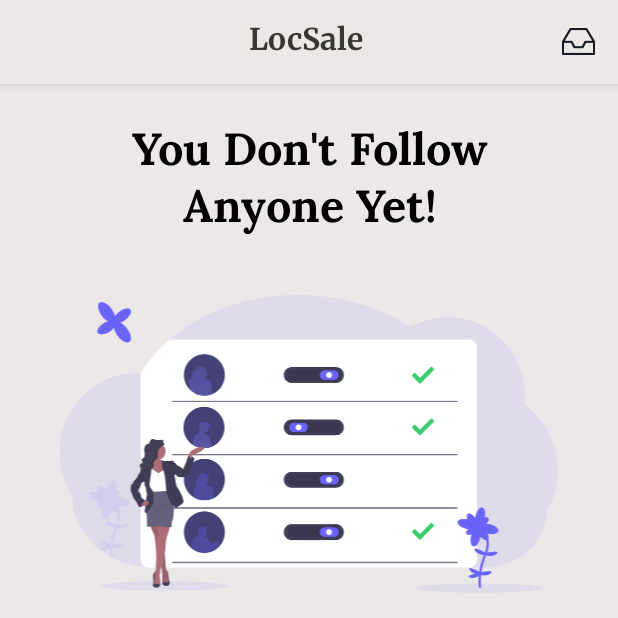
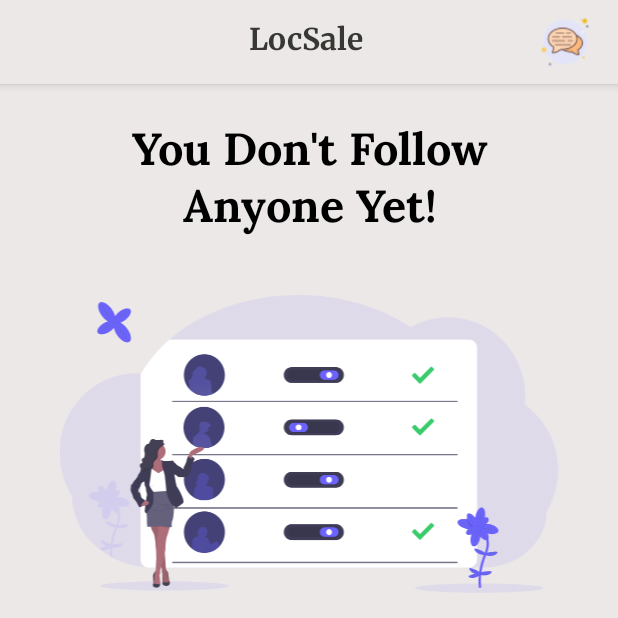
Before and after one commit to VritikaMalhotra/locsale, an Android app: the screen it shows after launch once a user with an empty profile is signed in (MainActivity), on a phone screen of 412 x 824 dp, the top half of it. Run offline under Robolectric (Android 15) with nearby library versions, the phone set to English and light mode, and no system bars; our stand-ins replace Firebase (no records; nobody signed in at launch, a user with empty details on screens opened directly); libraries missing offline, so code that uses them is left out: com.hendraanggrian.appcompat; pictures from the network do not load; 3 statements that could not run were skipped.

Commit message:
Solve Issues

```diff
--- a/app/src/main/res/layout/fragment_home.xml
+++ b/app/src/main/res/layout/fragment_home.xml
@@ -9,18 +9,18 @@
     <com.google.android.material.appbar.AppBarLayout
         android:id="@+id/bar"
         android:layout_width="match_parent"
-        android:layout_height="wrap_content"
+        android:layout_height="?actionBarSize"
         android:background="#ECE8E8">
 
         <androidx.appcompat.widget.Toolbar
             android:id="@+id/toolbar"
             android:layout_width="match_parent"
-            android:layout_height="wrap_content"
+            android:layout_height="match_parent"
             android:background="#ECE8E8">
 
             <RelativeLayout
                 android:layout_width="match_parent"
-                android:layout_height="wrap_content">
+                android:layout_height="match_parent">
 
                 <TextView
                     android:layout_width="match_parent"
@@ -28,14 +28,15 @@
                     android:layout_marginEnd="20dp"
                     android:fontFamily="@font/merriweather_bold"
                     android:text="LocSale"
+                    android:layout_centerVertical="true"
                     android:textAlignment="center"
                     android:textColor="#373833"
                     android:textSize="20sp" />
 
                 <ImageView
                     android:id="@+id/imageInbox"
-                    android:layout_width="22dp"
-                    android:layout_height="22dp"
+                    android:layout_width="40dp"
+                    android:layout_height="40dp"
                     android:layout_alignParentEnd="true"
                     android:layout_centerVertical="true"
                     android:layout_marginEnd="15dp"
```
Also changed, not shown: app/src/main/res/drawable/ic_inbox.png.
